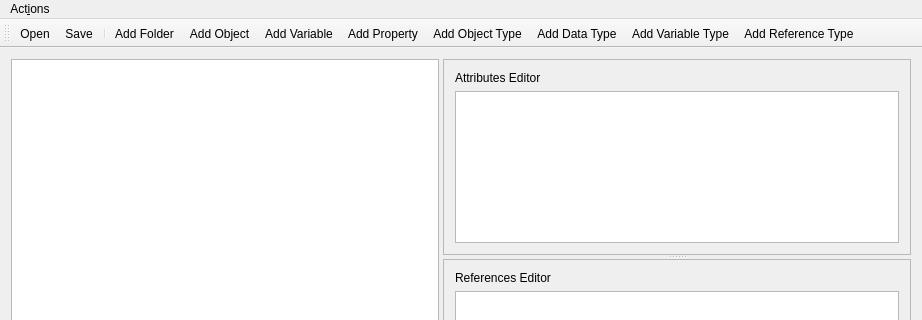
FreeOpcUa/opcua-modeler, file uamodeler/uamodeler_ui.ui: the form before one commit; both pictures show x 0 to 922 and y 0 to 320 of the 922 by 692 pixel window.
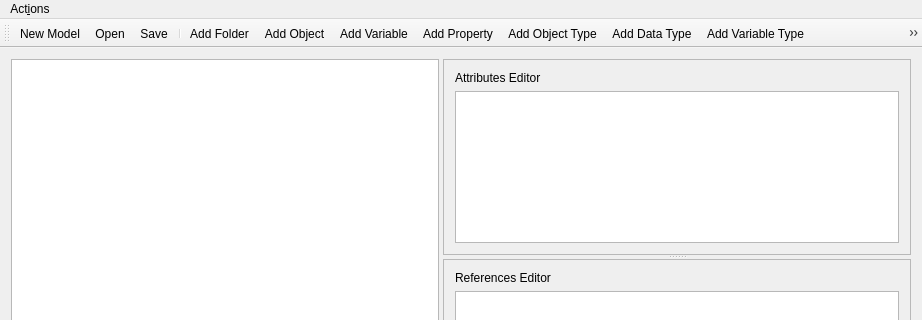
The form after the commit. Icons and pictures are not drawn.

Commit message: more actions and icons

The edit to the form file:
```diff
--- a/uamodeler/uamodeler_ui.ui
+++ b/uamodeler/uamodeler_ui.ui
@@ -160,6 +160,7 @@
    <attribute name="toolBarBreak">
     <bool>false</bool>
    </attribute>
+   <addaction name="actionNew"/>
    <addaction name="actionOpen"/>
    <addaction name="actionSave"/>
    <addaction name="separator"/>
@@ -233,6 +234,16 @@
     <string>&amp;Quit</string>
    </property>
   </action>
+  <action name="actionNew">
+   <property name="text">
+    <string>New Model</string>
+   </property>
+  </action>
+  <action name="actionSaveAs">
+   <property name="text">
+    <string>Save As</string>
+   </property>
+  </action>
  </widget>
  <layoutdefault spacing="6" margin="11"/>
  <resources/>
```
Left out of the diff: 2 changed lines with no effect on the pictures. The commit also changes 2 other files.
